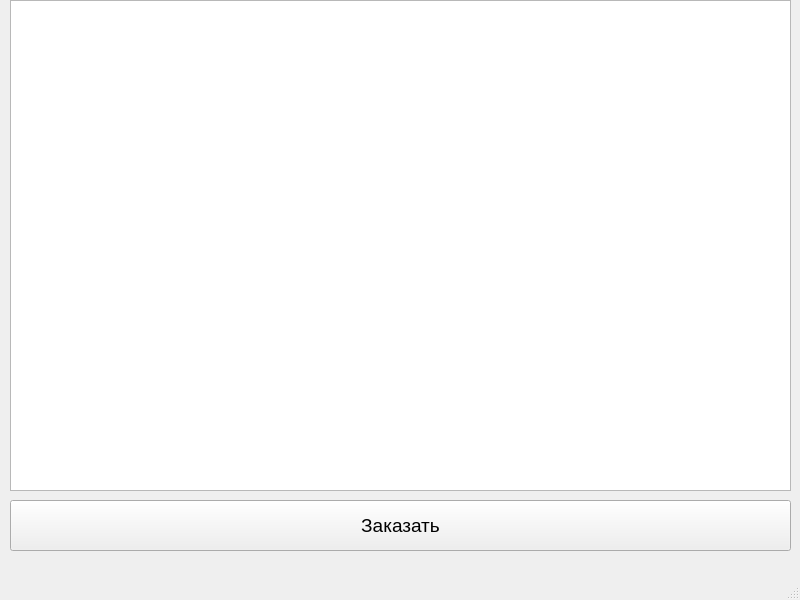
This is marketwindow.ui in VoRaX00/Market as Qt 5 draws it before an edit. The edited form follows.
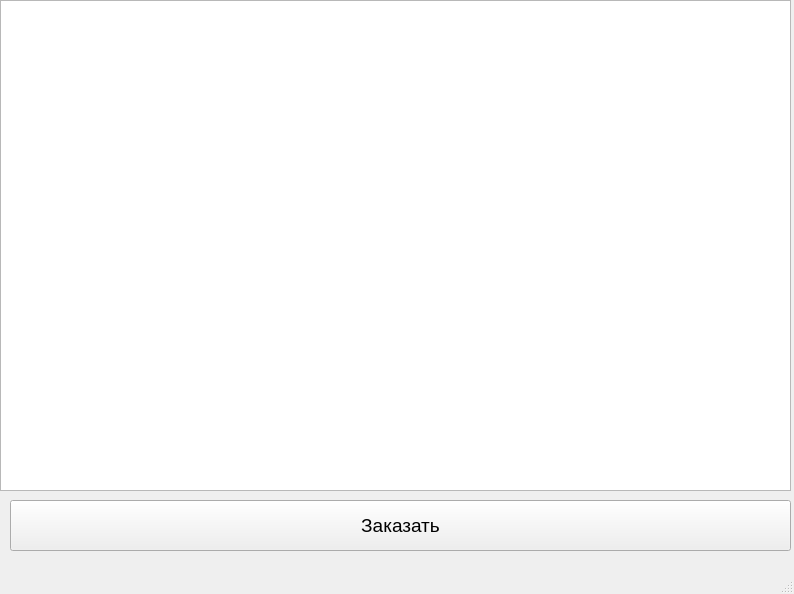
This is the edited form.

Commit message: Fixed size window

```diff
--- a/marketwindow.ui
+++ b/marketwindow.ui
@@ -6,24 +6,14 @@
    <rect>
     <x>0</x>
     <y>0</y>
-    <width>800</width>
-    <height>600</height>
+    <width>794</width>
+    <height>594</height>
    </rect>
   </property>
   <property name="windowTitle">
    <string>Market</string>
   </property>
   <widget class="QWidget" name="centralwidget">
-   <widget class="QTableView" name="tableView">
-    <property name="geometry">
-     <rect>
-      <x>10</x>
-      <y>0</y>
-      <width>781</width>
-      <height>491</height>
-     </rect>
-    </property>
-   </widget>
    <widget class="QPushButton" name="orderButton">
     <property name="geometry">
      <rect>
@@ -42,6 +32,16 @@
      <string>Заказать</string>
     </property>
    </widget>
+   <widget class="QTableView" name="tableView">
+    <property name="geometry">
+     <rect>
+      <x>0</x>
+      <y>0</y>
+      <width>791</width>
+      <height>491</height>
+     </rect>
+    </property>
+   </widget>
   </widget>
   <widget class="QMenuBar" name="menubar">
    <property name="geometry">
```
Left out of the diff: 2 changed lines with no effect on the pictures. The commit also changes 1 other file.
